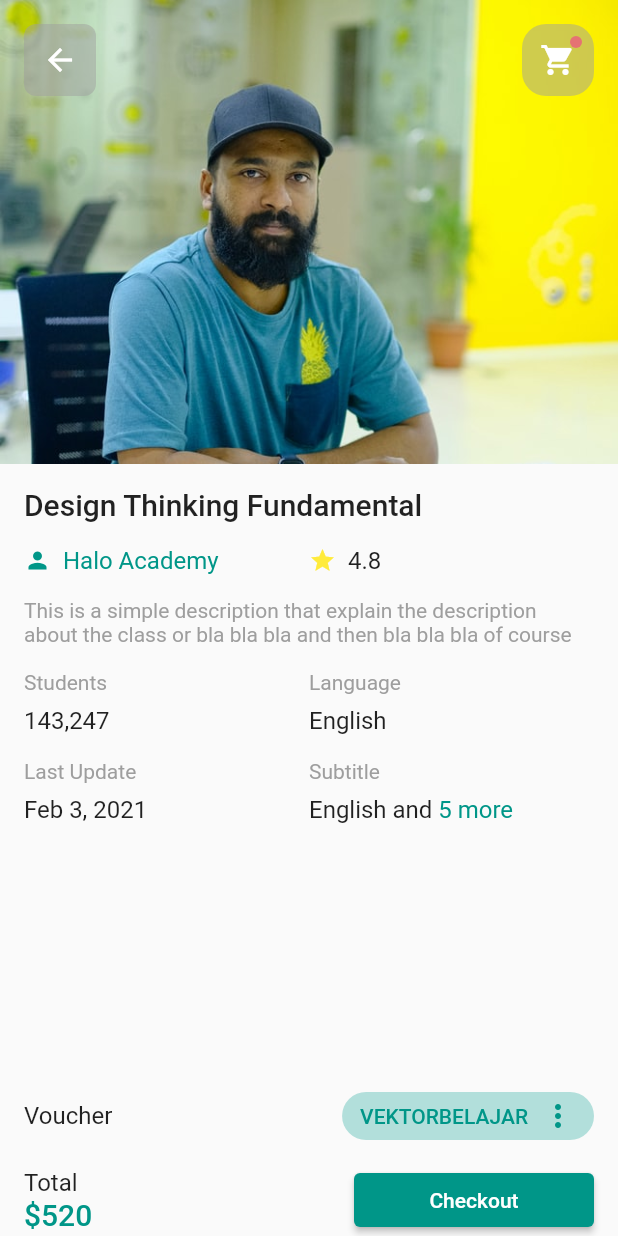
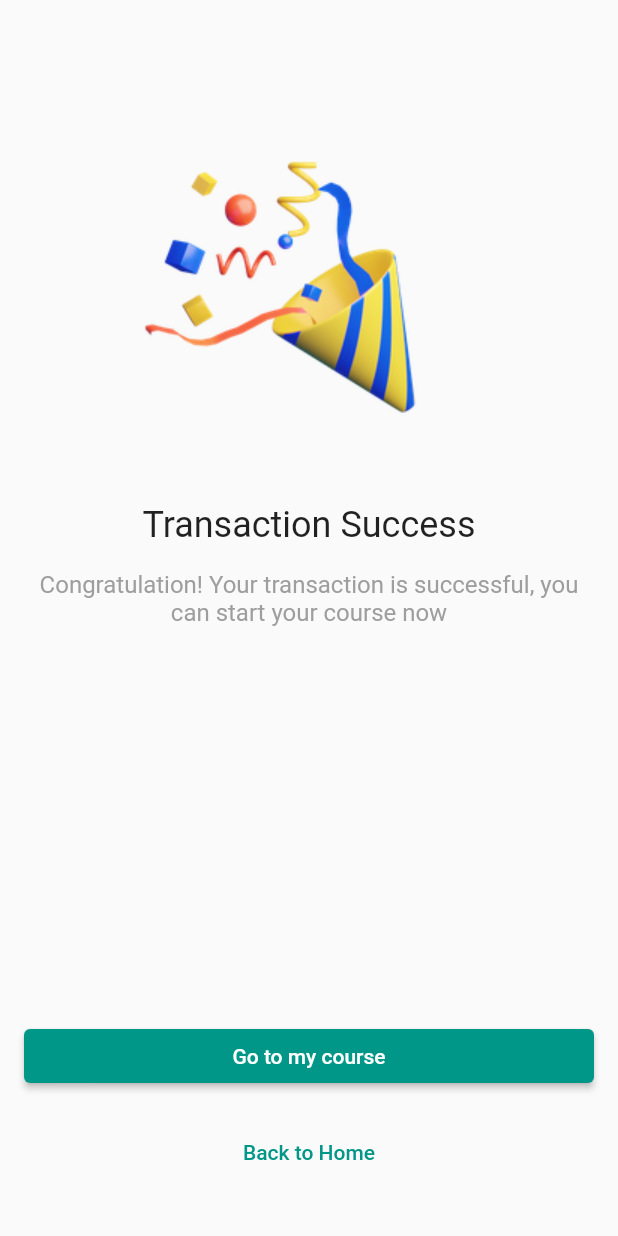
Before and after one commit to bakhtiararifinid/flutter_online_course_template, a Flutter app: the CoursePage screen opened by its route, after a tap on "Checkout", on a phone screen of 412 x 824 dp. Run offline on Flutter 3.47's test engine with Material 2 defaults, Android fonts, the phone set to English and light mode, and no system bars; our stand-ins replace flutter_svg.

Commit message:
checkout success page

```diff
--- a/lib/app.dart
+++ b/lib/app.dart
@@ -1,4 +1,5 @@
 import 'package:flutter/material.dart';
+import 'package:flutter_online_course_template/pages/checkout_success_page.dart';
 import 'package:flutter_online_course_template/pages/course_page.dart';
 import 'package:flutter_online_course_template/pages/home_page.dart';
 import 'package:flutter_online_course_template/pages/pick_favorite_page.dart';
@@ -20,6 +21,7 @@ class App extends StatelessWidget {
         PickFavoritePage.routeName: (_) => const PickFavoritePage(),
         HomePage.routeName: (_) => const HomePage(),
         CoursePage.routeName: (_) => const CoursePage(),
+        CheckoutSuccessPage.routeName: (_) => const CheckoutSuccessPage(),
       },
       debugShowCheckedModeBanner: false,
     );
--- /dev/null
+++ b/lib/pages/checkout_success_page.dart
@@ -0,0 +1,58 @@
+import 'package:flutter/material.dart';
+
+class CheckoutSuccessPage extends StatelessWidget {
+  const CheckoutSuccessPage({Key? key}) : super(key: key);
+
+  static const routeName = '/checkout_success';
+
+  @override
+  Widget build(BuildContext context) {
+    return Scaffold(
+      body: SafeArea(
+        child: Container(
+          padding: const EdgeInsets.symmetric(horizontal: 16),
+          width: double.infinity,
+          child: Column(
+            crossAxisAlignment: CrossAxisAlignment.center,
+            children: [
+              const SizedBox(height: 64),
+              Image.asset('assets/images/success.png'),
+              const SizedBox(height: 16),
+              Text(
+                'Transaction Success',
+                style: Theme.of(context).textTheme.headline5,
+              ),
+              const SizedBox(height: 16),
+              Text(
+                'Congratulation! Your transaction is successful, you can start your course now',
+                textAlign: TextAlign.center,
+                style: Theme.of(context)
+                    .textTheme
+                    .subtitle1
+                    ?.copyWith(color: Colors.grey),
+              ),
+              const Spacer(),
+              SizedBox(
+                width: double.infinity,
+                child: ElevatedButton(
+                  onPressed: () => _gotoHomePage(context),
+                  child: const Text('Go to my course'),
+                ),
+              ),
+              const SizedBox(height: 16),
+              TextButton(
+                onPressed: () => _gotoHomePage(context),
+                child: const Text('Back to Home'),
+              ),
+              const SizedBox(height: 32),
+            ],
+          ),
+        ),
+      ),
+    );
+  }
+
+  void _gotoHomePage(BuildContext context) {
+    Navigator.of(context).popUntil((route) => route.isFirst);
+  }
+}
--- a/lib/pages/course_page.dart
+++ b/lib/pages/course_page.dart
@@ -1,5 +1,6 @@
 import 'package:flutter/material.dart';
 import 'package:flutter/widgets.dart';
+import 'package:flutter_online_course_template/pages/checkout_success_page.dart';
 
 class CoursePage extends StatelessWidget {
   const CoursePage({Key? key}) : super(key: key);
@@ -351,7 +352,7 @@ class _Checkout extends StatelessWidget {
           SizedBox(
             width: 160,
             child: ElevatedButton(
-              onPressed: () {},
+              onPressed: () => _gotoCheckoutSuccessPage(context),
               child: const Text('Checkout'),
             ),
           ),
@@ -359,4 +360,8 @@ class _Checkout extends StatelessWidget {
       ),
     );
   }
+
+  void _gotoCheckoutSuccessPage(BuildContext context) {
+    Navigator.of(context).pushNamed(CheckoutSuccessPage.routeName);
+  }
 }
```
Also changed, not shown: assets/images/success.png (added).
